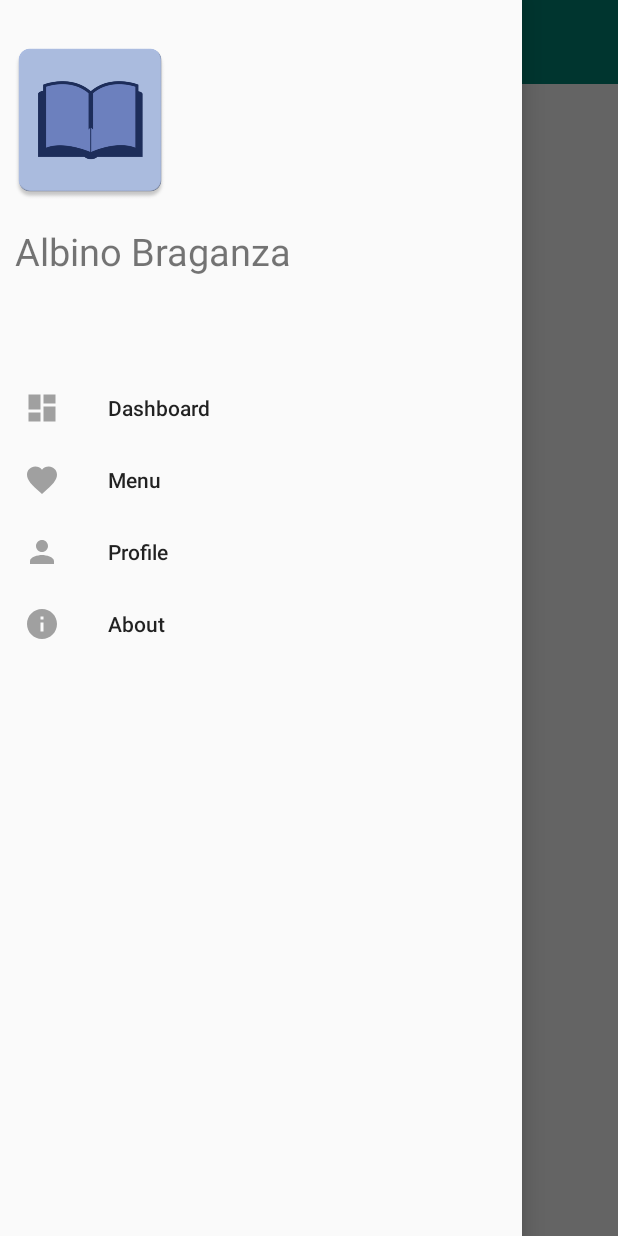
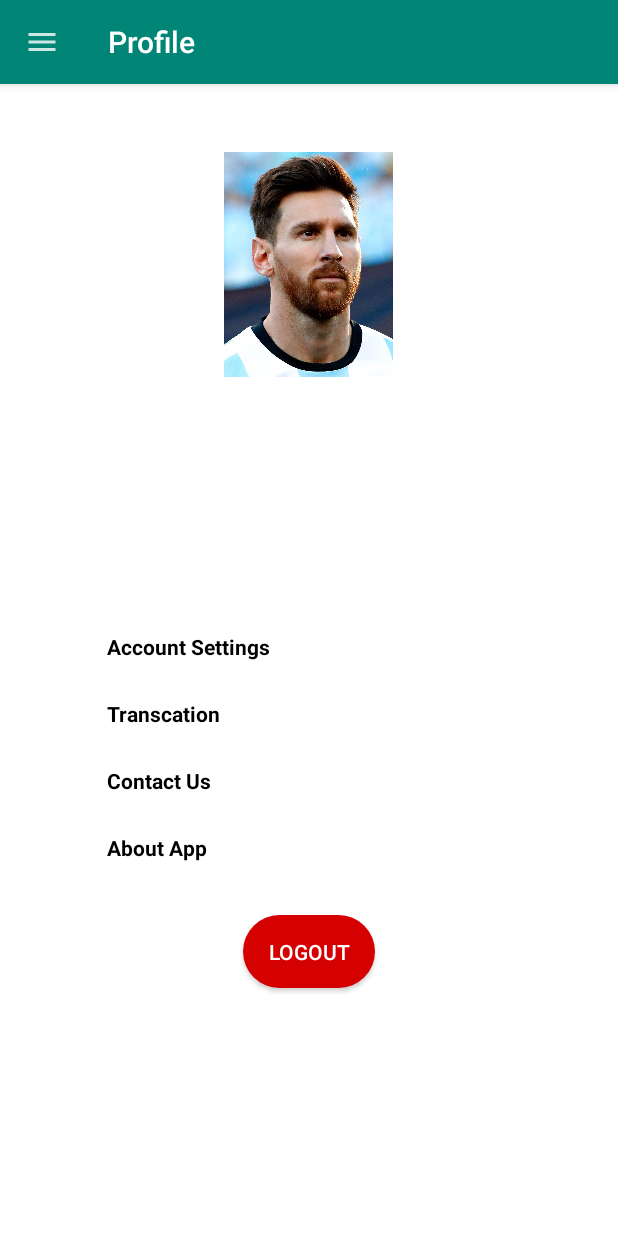
Before and after one commit to AlbinoB/BookHub, an Android app: the screen it shows after launch (MainActivity), in the side drawer, after a tap on "Profile", on a phone screen of 412 x 824 dp. Run offline under Robolectric (Android 15) with nearby library versions, the phone set to English and light mode, and no system bars.

Commit message:
new Fragments added,recycler view added.

```diff
--- a/app/build.gradle
+++ b/app/build.gradle
@@ -25,11 +25,12 @@ android {
 
 dependencies {
     implementation fileTree(dir: 'libs', include: ['*.jar'])
-    implementation"org.jetbrains.kotlin:kotlin-stdlib-jdk7:$kotlin_version"
+    implementation "org.jetbrains.kotlin:kotlin-stdlib-jdk7:$kotlin_version"
     implementation 'androidx.appcompat:appcompat:1.1.0'
     implementation 'androidx.core:core-ktx:1.0.2'
     implementation 'com.android.support:design:28.0.0'
     implementation 'androidx.constraintlayout:constraintlayout:1.1.3'
+    implementation 'androidx.legacy:legacy-support-v4:1.0.0'
     testImplementation 'junit:junit:4.12'
     androidTestImplementation 'androidx.test.ext:junit:1.1.0'
     androidTestImplementation 'androidx.test.espresso:espresso-core:3.2.0'
--- a/app/src/main/AndroidManifest.xml
+++ b/app/src/main/AndroidManifest.xml
@@ -9,7 +9,7 @@
         android:roundIcon="@mipmap/ic_launcher_round"
         android:supportsRtl="true"
         android:theme="@style/AppTheme">
-        <activity android:name=".MainActivity">
+        <activity android:name=".activity.MainActivity">
             <intent-filter>
                 <action android:name="android.intent.action.MAIN" />
 
--- a/app/src/main/java/com/albino/bookhub/MainActivity.kt
+++ /dev/null
@@ -1,84 +0,0 @@
-package com.albino.bookhub
-
-import androidx.appcompat.app.AppCompatActivity
-import android.os.Bundle
-import android.view.MenuItem
-import android.widget.FrameLayout
-import android.widget.Toast
-import android.widget.Toolbar
-import androidx.annotation.DrawableRes
-import androidx.appcompat.app.ActionBarDrawerToggle
-import androidx.coordinatorlayout.widget.CoordinatorLayout
-import androidx.core.view.GravityCompat
-import androidx.drawerlayout.widget.DrawerLayout
-import com.google.android.material.navigation.NavigationView
-
-class MainActivity : AppCompatActivity() {
-
-    lateinit var coordinatorLayout:CoordinatorLayout
-    lateinit var toolbar:androidx.appcompat.widget.Toolbar
-    lateinit var frameLayout: FrameLayout
-    lateinit var navigationView:NavigationView
-    lateinit var drawerLayout:DrawerLayout
-    override fun onCreate(savedInstanceState: Bundle?) {
-        super.onCreate(savedInstanceState)
-        setContentView(R.layout.activity_main)
-        coordinatorLayout=findViewById(R.id.coordinatorLayout)
-        toolbar=findViewById(R.id.toolBar)
-        frameLayout=findViewById(R.id.frameLayout)
-        navigationView=findViewById(R.id.navigationView)
-        drawerLayout=findViewById(R.id.drawerLayout)
-
-        val actionBarDrawerToggle=  ActionBarDrawerToggle(
-            this@MainActivity,
-            drawerLayout,
-            R.string.open_drawer,//hamburger icon to open
-            R.string.close_drawer)//once opened it changes to back arrow
-
-        drawerLayout.addDrawerListener(actionBarDrawerToggle)
-
-        actionBarDrawerToggle.syncState()//to sync with the state of the navigation toggle with the state of the navigation drawer
-
-
-        navigationView.setNavigationItemSelectedListener {
-
-            when(it.itemId){//it holds the id of the currently selected item
-                R.id.menu_item_dasboard->{
-                    Toast.makeText(this@MainActivity,"dashboard",Toast.LENGTH_SHORT).show()
-                }
-                R.id.menu_item_favourite->{
-                    Toast.makeText(this@MainActivity,"favourites",Toast.LENGTH_SHORT).show()
-                }
-                R.id.menu_item_profile->{
-                    Toast.makeText(this@MainActivity,"profile",Toast.LENGTH_SHORT).show()
-                }
-                R.id.menu_item_about->{
-                    Toast.makeText(this@MainActivity,"about",Toast.LENGTH_SHORT).show()
-                }
-            }
-
-            return@setNavigationItemSelectedListener true
-        }
-
-        setToolBar()
-    }
-
-    fun setToolBar(){
-        setSupportActionBar(toolbar)
-        supportActionBar?.title="Tool Bar"
-        supportActionBar?.setHomeButtonEnabled(true)//enables the button on the tool bar
-        supportActionBar?.setDisplayHomeAsUpEnabled(true)//displays the icon on the button
-        supportActionBar?.setHomeAsUpIndicator(R.drawable.ic_menu)//change icon to custom
-    }
-
-    override fun onOptionsItemSelected(item: MenuItem): Boolean {
-
-        val id=item.itemId
-
-        if(id==android.R.id.home){//home id is the id of the button on the tool bar
-            drawerLayout.openDrawer(GravityCompat.START)//start he drawer from the start
-        }
-
-        return super.onOptionsItemSelected(item)
-    }
-}
--- /dev/null
+++ b/app/src/main/java/com/albino/bookhub/activity/MainActivity.kt
@@ -0,0 +1,164 @@
+package com.albino.bookhub.activity
+
+import androidx.appcompat.app.AppCompatActivity
+import android.os.Bundle
+import android.view.MenuItem
+import android.widget.FrameLayout
+import android.widget.Toast
+import androidx.appcompat.app.ActionBarDrawerToggle
+import androidx.coordinatorlayout.widget.CoordinatorLayout
+import androidx.core.view.GravityCompat
+import androidx.drawerlayout.widget.DrawerLayout
+import com.albino.bookhub.fragment.DashboardFragment
+import com.albino.bookhub.fragment.FavouriteFragment
+import com.albino.bookhub.fragment.ProfileFragment
+import com.albino.bookhub.R
+import com.google.android.material.navigation.NavigationView
+
+class MainActivity : AppCompatActivity() {
+
+    lateinit var coordinatorLayout:CoordinatorLayout
+    lateinit var toolbar:androidx.appcompat.widget.Toolbar
+    lateinit var frameLayout: FrameLayout
+    lateinit var navigationView:NavigationView
+    lateinit var drawerLayout:DrawerLayout
+
+    var previousMenuItemSelected:MenuItem?=null
+
+    override fun onCreate(savedInstanceState: Bundle?) {
+        super.onCreate(savedInstanceState)
+        setContentView(R.layout.activity_main)
+        coordinatorLayout=findViewById(R.id.coordinatorLayout)
+        toolbar=findViewById(R.id.toolBar)
+        frameLayout=findViewById(R.id.frameLayout)
+        navigationView=findViewById(R.id.navigationView)
+        drawerLayout=findViewById(R.id.drawerLayout)
+
+        val actionBarDrawerToggle=  ActionBarDrawerToggle(
+            this@MainActivity,
+            drawerLayout,
+            R.string.open_drawer,//hamburger icon to open
+            R.string.close_drawer
+        )//once opened it changes to back arrow
+
+        drawerLayout.addDrawerListener(actionBarDrawerToggle)
+
+        actionBarDrawerToggle.syncState()//to sync with the state of the navigation toggle with the state of the navigation drawer
+
+        openDashboard()//set the first fragment to the dashboard when the app opens
+
+        navigationView.setNavigationItemSelectedListener {
+
+
+            if(previousMenuItemSelected!=null){
+                previousMenuItemSelected?.setChecked(false)
+            }
+
+            previousMenuItemSelected=it//the current fragment will be previos fragment when a user clicks a new fragment
+
+            it.setCheckable(true)//if not the first time set the current to checked
+            it.setChecked(true)
+
+
+            when(it.itemId){//it holds the id of the currently selected item
+                R.id.menu_item_dasboard ->{
+                    openDashboard()//function called below as the same code is present in the oncreate of the activity
+                    drawerLayout.closeDrawers()
+
+
+                    Toast.makeText(this@MainActivity,"dashboard",Toast.LENGTH_SHORT).show()
+                }
+                R.id.menu_item_favourite ->{
+                    //the supportFragmentManager is responsible for starting a new fragment and each call is called a transaction
+                    supportFragmentManager.beginTransaction()
+                        .replace(
+                            R.id.frameLayout,
+                            FavouriteFragment()
+                        )//replace the old layout with the new frag  layout
+                        //.addToBackStack("Favourite")//so that the app foesnt close on clicking the backbtn, it store the fragments in backstack and goies to previous fragment
+                        .commit()//apply changes
+
+                    supportActionBar?.title="Favourite"//change the title when each new fragment is opened
+
+                    drawerLayout.closeDrawers()
+
+                    Toast.makeText(this@MainActivity,"favourites",Toast.LENGTH_SHORT).show()
+                }
+                R.id.menu_item_profile ->{
+
+                    //the supportFragmentManager is responsible for starting a new fragment and each call is called a transaction
+                    supportFragmentManager.beginTransaction()
+                        .replace(
+                            R.id.frameLayout,
+                            ProfileFragment()
+                        )//replace the old layout with the new frag  layout
+                        //.addToBackStack("Favourite")//so that the app foesnt close on clicking the backbtn, it store the fragments in backstack and goies to previous fragment
+                        .commit()//apply changes
+
+                    supportActionBar?.title="Profile"//change the title when each new fragment is opened
+
+                    drawerLayout.closeDrawers()
+
+
+                    Toast.makeText(this@MainActivity,"profile",Toast.LENGTH_SHORT).show()
+                }
+                R.id.menu_item_about ->{
+                    Toast.makeText(this@MainActivity,"about",Toast.LENGTH_SHORT).show()
+                }
+            }
+
+            return@setNavigationItemSelectedListener true
+        }
+
+        setToolBar()
+    }
+
+    fun setToolBar(){
+        setSupportActionBar(toolbar)
+        supportActionBar?.title="Tool Bar"
+        supportActionBar?.setHomeButtonEnabled(true)//enables the button on the tool bar
+        supportActionBar?.setDisplayHomeAsUpEnabled(true)//displays the icon on the button
+        supportActionBar?.setHomeAsUpIndicator(R.drawable.ic_menu)//change icon to custom
+    }
+
+    override fun onOptionsItemSelected(item: MenuItem): Boolean {
+
+        val id=item.itemId
+
+        if(id==android.R.id.home){//home id is the id of the button on the tool bar
+            drawerLayout.openDrawer(GravityCompat.START)//start he drawer from the start
+        }
+
+        return super.onOptionsItemSelected(item)
+    }
+
+
+    fun openDashboard(){
+        val fragment= DashboardFragment()
+        val transaction=supportFragmentManager.beginTransaction()
+
+        transaction.replace(
+            R.id.frameLayout,
+            DashboardFragment()
+        )//replace the old layout with the new frag  layout
+
+        transaction .commit()//apply changes
+
+        supportActionBar?.title="DashBoard"//change the title when each new fragment is opened
+
+
+        navigationView.setCheckedItem(R.id.menu_item_dasboard)//is used to set the default dashboard to checked when the app opens or the back btn is pressed to go to the previous fragment
+    }
+
+    override fun onBackPressed() {
+        val currentFragment = supportFragmentManager.findFragmentById(R.id.frameLayout)//gets the id og=f the current fragment
+
+        when(currentFragment){
+            !is DashboardFragment -> openDashboard()
+            else ->super.onBackPressed()
+        }
+    }
+
+
+
+}
--- /dev/null
+++ b/app/src/main/java/com/albino/bookhub/adapter/DashboardRecyclerAdapter.kt
@@ -0,0 +1,34 @@
+package com.albino.bookhub.adapter
+
+import android.view.View
+import android.view.ViewGroup
+import android.widget.TextView
+import androidx.recyclerview.widget.RecyclerView
+import com.albino.bookhub.R
+import kotlinx.android.synthetic.main.recycler_dashboard_single_row.view.*
+
+
+
+class DashboardRecyclerAdapter:RecyclerView.Adapter<DashboardRecyclerAdapter.DashboardViewHolder>() {//binds the adpater to the viewholder class
+
+    class DashboardViewHolder(view:View):RecyclerView.ViewHolder(view){//creating the view holder
+        val textView:TextView=view.findViewById(R.id.textViewRecyclerItem)
+    }
+
+
+
+
+    //these methods are called for setting the adapter to the list
+    //if we there are 100 view this method will only create the initial 10 views which are displayed and recycle them when the user scrolls
+    override fun onCreateViewHolder(parent: ViewGroup, viewType: Int): DashboardViewHolder {
+        TODO("not implemented") //To change body of created functions use File | Settings | File Templates.
+    }
+
+    override fun getItemCount(): Int {
+        TODO("not implemented") //To change body of created functions use File | Settings | File Templates.
+    }
+
+    override fun onBindViewHolder(holder: DashboardViewHolder, position: Int) {
+        TODO("not implemented") //To change body of created functions use File | Settings | File Templates.
+    }
+}
--- /dev/null
+++ b/app/src/main/java/com/albino/bookhub/fragment/DashboardFragment.kt
@@ -0,0 +1,39 @@
+package com.albino.bookhub.fragment
+
+
+import android.os.Bundle
+import androidx.fragment.app.Fragment
+import android.view.LayoutInflater
+import android.view.View
+import android.view.ViewGroup
+import androidx.recyclerview.widget.LinearLayoutManager
+import androidx.recyclerview.widget.RecyclerView
+import com.albino.bookhub.R
+
+/**
+ * A simple [Fragment] subclass.
+ */
+
+
+
+class DashboardFragment : Fragment() {
+
+    lateinit var recyclerView:RecyclerView
+    lateinit var layoutManager: LinearLayoutManager
+
+    override fun onCreateView(
+        inflater: LayoutInflater, container: ViewGroup?,
+        savedInstanceState: Bundle?
+    ): View? {
+
+        val view=inflater.inflate(R.layout.fragment_dashboard, container, false)
+
+        recyclerView=view.findViewById(R.id.recyclerView)//view.findViewBy() is used as this a fragment and after the layout is inflated onto the view val, we can find the id.
+
+        layoutManager=LinearLayoutManager(activity)//as this is a fragment we cannot pass this as the parameter.Instead we pass activity
+        // Inflate the layout for this fragment
+        return view
+    }
+
+
+}
--- /dev/null
+++ b/app/src/main/java/com/albino/bookhub/fragment/FavouriteFragment.kt
@@ -0,0 +1,25 @@
+package com.albino.bookhub.fragment
+
+
+import android.os.Bundle
+import androidx.fragment.app.Fragment
+import android.view.LayoutInflater
+import android.view.View
+import android.view.ViewGroup
+import com.albino.bookhub.R
+
+/**
+ * A simple [Fragment] subclass.
+ */
+class FavouriteFragment : Fragment() {
+
+    override fun onCreateView(
+        inflater: LayoutInflater, container: ViewGroup?,
+        savedInstanceState: Bundle?
+    ): View? {
+        // Inflate the layout for this fragment
+        return inflater.inflate(R.layout.fragment_favourite, container, false)
+    }
+
+
+}
--- /dev/null
+++ b/app/src/main/java/com/albino/bookhub/fragment/ProfileFragment.kt
@@ -0,0 +1,25 @@
+package com.albino.bookhub.fragment
+
+
+import android.os.Bundle
+import androidx.fragment.app.Fragment
+import android.view.LayoutInflater
+import android.view.View
+import android.view.ViewGroup
+import com.albino.bookhub.R
+
+/**
+ * A simple [Fragment] subclass.
+ */
+class ProfileFragment : Fragment() {
+
+    override fun onCreateView(
+        inflater: LayoutInflater, container: ViewGroup?,
+        savedInstanceState: Bundle?
+    ): View? {
+        // Inflate the layout for this fragment
+        return inflater.inflate(R.layout.fragment_profile, container, false)
+    }
+
+
+}
--- /dev/null
+++ b/app/src/main/res/drawable-v24/buttonstyle.xml
@@ -0,0 +1,9 @@
+<?xml version="1.0" encoding="utf-8"?>
+<shape xmlns:android="http://schemas.android.com/apk/res/android">
+    <solid android:color="@color/Appcolor" />
+    <padding android:top="15dp"
+        android:left="15dp"
+        android:right="15dp"
+        android:bottom="15dp" />
+    <corners android:radius="45dp" />
+</shape>
--- a/app/src/main/res/layout/activity_main.xml
+++ b/app/src/main/res/layout/activity_main.xml
@@ -4,7 +4,7 @@
     xmlns:tools="http://schemas.android.com/tools"
     android:layout_width="match_parent"
     android:layout_height="match_parent"
-    tools:context=".MainActivity"
+    tools:context=".activity.MainActivity"
     android:id="@+id/drawerLayout"
     >
 
@@ -15,6 +15,14 @@
         >
 
 
+        <com.google.android.material.appbar.AppBarLayout
+            android:layout_width="match_parent"
+            android:layout_height="wrap_content"
+            android:theme="@style/ThemeOverlay.AppCompat.Dark"
+            android:elevation="0dp"
+            >
+            <!-- elivation raise the appbar and gives a shadow -->
+
 
             <androidx.appcompat.widget.Toolbar
                 android:layout_width="match_parent"
@@ -23,12 +31,20 @@
                 android:background="@color/colorPrimary"
                 android:id="@+id/toolBar"
                 android:theme="@style/ThemeOverlay.AppCompat.Dark"
+                app:layout_scrollFlags="scroll|enterAlways"
                 />
+            <!--app:layout_scrollFlags="scroll|enterAlways" scrollBar scrolls along with the list-->
+        </com.google.android.material.appbar.AppBarLayout>
+
+
         <FrameLayout
             android:layout_width="fill_parent"
             android:layout_height="fill_parent"
-            android:id="@+id/frameLayout"/>
+            android:id="@+id/frameLayout"
+            app:layout_behavior="@string/appbar_scrolling_view_behavior"
 
+            />
+            <!--app:layout_behavior="@string/appbar_scrolling_view_behavior" will solve the overlapping issue of the appbar and fragment-->
     </androidx.coordinatorlayout.widget.CoordinatorLayout>
 
     <com.google.android.material.navigation.NavigationView
--- /dev/null
+++ b/app/src/main/res/layout/fragment_dashboard.xml
@@ -0,0 +1,24 @@
+<?xml version="1.0" encoding="utf-8"?>
+<RelativeLayout xmlns:android="http://schemas.android.com/apk/res/android"
+    xmlns:tools="http://schemas.android.com/tools"
+    android:layout_width="match_parent"
+    android:layout_height="match_parent"
+    tools:context=".fragment.DashboardFragment">
+
+    <!-- TODO: Update blank fragment layout -->
+    <TextView
+        android:layout_width="wrap_content"
+        android:layout_height="wrap_content"
+        android:text="@string/dashboard_fragment"
+        android:layout_margin="20dp"
+        android:padding="10dp"
+        android:id="@+id/textViewHeading"
+        />
+
+    <androidx.recyclerview.widget.RecyclerView
+        android:layout_width="match_parent"
+        android:layout_height="wrap_content"
+        android:id="@+id/recyclerView"
+        android:layout_below="@+id/textViewHeading"/>
+
+</RelativeLayout>
--- /dev/null
+++ b/app/src/main/res/layout/fragment_favourite.xml
@@ -0,0 +1,17 @@
+<?xml version="1.0" encoding="utf-8"?>
+<RelativeLayout xmlns:android="http://schemas.android.com/apk/res/android"
+    xmlns:tools="http://schemas.android.com/tools"
+    android:layout_width="match_parent"
+    android:layout_height="match_parent"
+    tools:context=".fragment.FavouriteFragment">
+
+    <!-- TODO: Update blank fragment layout -->
+    <TextView
+        android:id="@+id/textfragment"
+        android:layout_width="wrap_content"
+        android:layout_height="wrap_content"
+        android:textSize="20sp"
+        android:layout_margin="20dp"
+        android:text="@string/favourite_fragment" />
+
+</RelativeLayout>
--- /dev/null
+++ b/app/src/main/res/layout/fragment_profile.xml
@@ -0,0 +1,132 @@
+<?xml version="1.0" encoding="utf-8"?>
+<LinearLayout xmlns:android="http://schemas.android.com/apk/res/android"
+    xmlns:app="http://schemas.android.com/apk/res-auto"
+    xmlns:tools="http://schemas.android.com/tools"
+    android:layout_width="match_parent"
+    android:layout_height="match_parent"
+    android:orientation="vertical"
+    android:background="@color/TextColor"
+    tools:context=".fragment.ProfileFragment"
+    >
+
+
+    <RelativeLayout
+        android:layout_width="match_parent"
+        android:layout_height="350dp"
+        android:background="@color/TextColor">
+
+        <LinearLayout
+            android:layout_width="match_parent"
+            android:layout_height="300dp"
+            android:orientation="vertical">
+
+            <ImageView
+                android:layout_width="150dp"
+                android:layout_height="150dp"
+                android:layout_gravity="center_horizontal"
+                android:layout_marginTop="45dp"
+                android:src="@drawable/profile1" />
+
+            <TextView
+                android:id="@+id/UserName"
+                android:layout_width="wrap_content"
+                android:layout_height="wrap_content"
+                android:layout_gravity="center_horizontal"
+                android:layout_marginTop="10dp"
+                android:text="Wiliam Snoe"
+                android:textColor="#fff"
+                android:textSize="21sp"
+                android:textStyle="bold" />
+        </LinearLayout>
+
+    </RelativeLayout>
+
+    <LinearLayout
+        android:layout_width="360dp"
+        android:layout_height="wrap_content"
+        android:layout_gravity="center"
+        android:layout_marginTop="15dp"
+        android:orientation="vertical">
+
+        <LinearLayout
+            android:layout_width="match_parent"
+            android:layout_height="wrap_content"
+            android:orientation="horizontal"
+            android:paddingLeft="25dp">
+
+            <TextView
+                android:layout_width="wrap_content"
+                android:layout_height="wrap_content"
+                android:layout_gravity="center_vertical"
+                android:paddingLeft="20dp"
+                android:text="Account Settings"
+                android:textColor="@color/black"
+                android:textStyle="bold" />
+        </LinearLayout>
+
+        <LinearLayout
+            android:layout_width="match_parent"
+            android:layout_height="wrap_content"
+            android:layout_marginTop="25dp"
+            android:orientation="horizontal"
+            android:paddingLeft="25dp">
+
+            <TextView
+                android:layout_width="wrap_content"
+
+                android:layout_height="match_parent"
+                android:layout_gravity="center_vertical"
+                android:paddingLeft="20dp"
+                android:text="Transcation"
+                android:textColor="@color/black"
+                android:textStyle="bold" />
+        </LinearLayout>
+
+        <LinearLayout
+            android:layout_width="match_parent"
+            android:layout_height="wrap_content"
+            android:layout_marginTop="25dp"
+            android:orientation="horizontal"
+            android:paddingLeft="25dp">
+
+            <TextView
+                android:layout_width="wrap_content"
+
+                android:layout_height="wrap_content"
+                android:layout_gravity="center_vertical"
+                android:paddingLeft="20dp"
+                android:textColor="@color/black"
+                android:text="Contact Us"
+                android:textStyle="bold" />
+        </LinearLayout>
+
+        <LinearLayout
+            android:layout_width="match_parent"
+            android:layout_height="wrap_content"
+            android:layout_marginTop="25dp"
+            android:orientation="horizontal"
+            android:paddingLeft="25dp">
+
+            <TextView
+                android:layout_width="wrap_content"
+
+                android:layout_height="wrap_content"
+                android:layout_gravity="center_vertical"
+                android:paddingLeft="20dp"
+                android:text="About App"
+                android:textColor="@color/black"
+                android:textStyle="bold" />
+        </LinearLayout>
+    </LinearLayout>
+
+    <Button
+        android:id="@+id/logout"
+        android:layout_width="wrap_content"
+        android:layout_height="wrap_content"
+        android:layout_gravity="center_horizontal"
+        android:layout_marginTop="35dp"
+        android:background="@drawable/buttonstyle"
+        android:text="Logout"
+        android:textColor="#fff" />
+
+</LinearLayout>
--- /dev/null
+++ b/app/src/main/res/layout/recycler_dashboard_single_row.xml
@@ -0,0 +1,16 @@
+<?xml version="1.0" encoding="utf-8"?>
+<RelativeLayout xmlns:android="http://schemas.android.com/apk/res/android"
+    android:layout_width="match_parent"
+    android:layout_height="match_parent">
+
+
+    <TextView
+        android:layout_width="match_parent"
+        android:layout_height="wrap_content"
+        android:textSize="20dp"
+        android:text="List Item"
+        android:layout_margin="20dp"
+        android:padding="10dp"
+        android:id="@+id/textViewRecyclerItem"
+        />
+</RelativeLayout>
--- a/app/src/main/res/menu/menu_drawer.xml
+++ b/app/src/main/res/menu/menu_drawer.xml
@@ -1,6 +1,7 @@
 <?xml version="1.0" encoding="utf-8"?>
 <menu xmlns:android="http://schemas.android.com/apk/res/android">
 
+    <group android:checkableBehavior="single">
         <item
             android:id="@+id/menu_item_dasboard"
             android:title="@string/menu_item_dashboard"
@@ -27,5 +28,6 @@
             android:icon="@drawable/ic_about"
             >
         </item>
+    </group>
 
 </menu>
--- a/app/src/main/res/values/colors.xml
+++ b/app/src/main/res/values/colors.xml
@@ -3,4 +3,11 @@
     <color name="colorPrimary">#008577</color>
     <color name="colorPrimaryDark">#00574B</color>
     <color name="colorAccent">#D81B60</color>
+
+
+    <color name="black">#000000</color>
+
+    <color name="TextColor">#FFFFFF</color>
+
+    <color name="Appcolor">#d50000</color>
 </resources>
--- a/app/src/main/res/values/strings.xml
+++ b/app/src/main/res/values/strings.xml
@@ -1,10 +1,15 @@
 <resources>
     <string name="app_name">BookHub</string>
     <string name="menu_item_dashboard">Dashboard</string>
-    <string name="menu_item_favourite">Menu</string>
+    <string name="menu_item_favourite">Favourites</string>
     <string name="menu_item_profile">Profile</string>
     <string name="menu_item_about">About</string>
     <string name="navigation_drawer">Navigation Drawer</string>
     <string name="close_drawer">Close Drawer</string>
     <string name="open_drawer">Open Drawer</string>
+
+    <!-- TODO: Remove or change this placeholder text -->
+    <string name="hello_blank_fragment">Hello blank fragment</string>
+    <string name="dashboard_fragment">Dashboard fragment</string>
+    <string name="favourite_fragment">Favourite Fragment</string>
 </resources>
```
Also changed, not shown: app/src/main/res/drawable-v24/profile1.jpg (added), 1 other file. Lines whose indentation alone changed are shown as unchanged.
